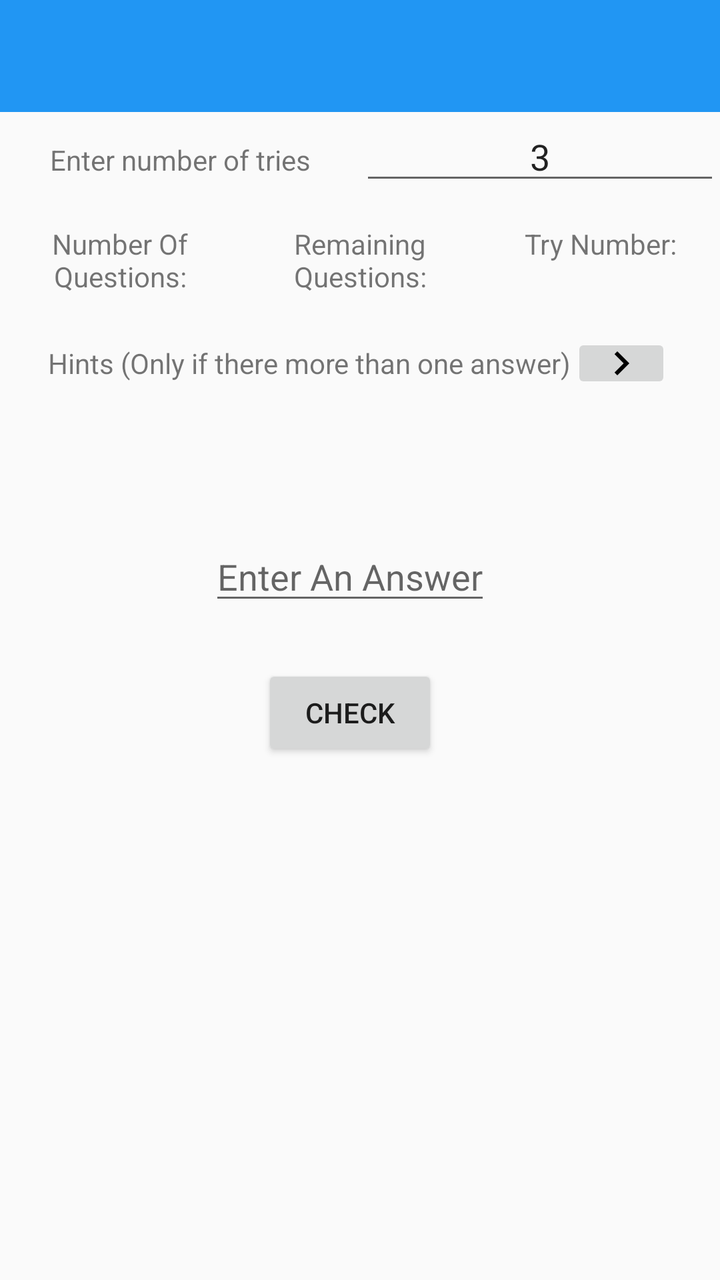
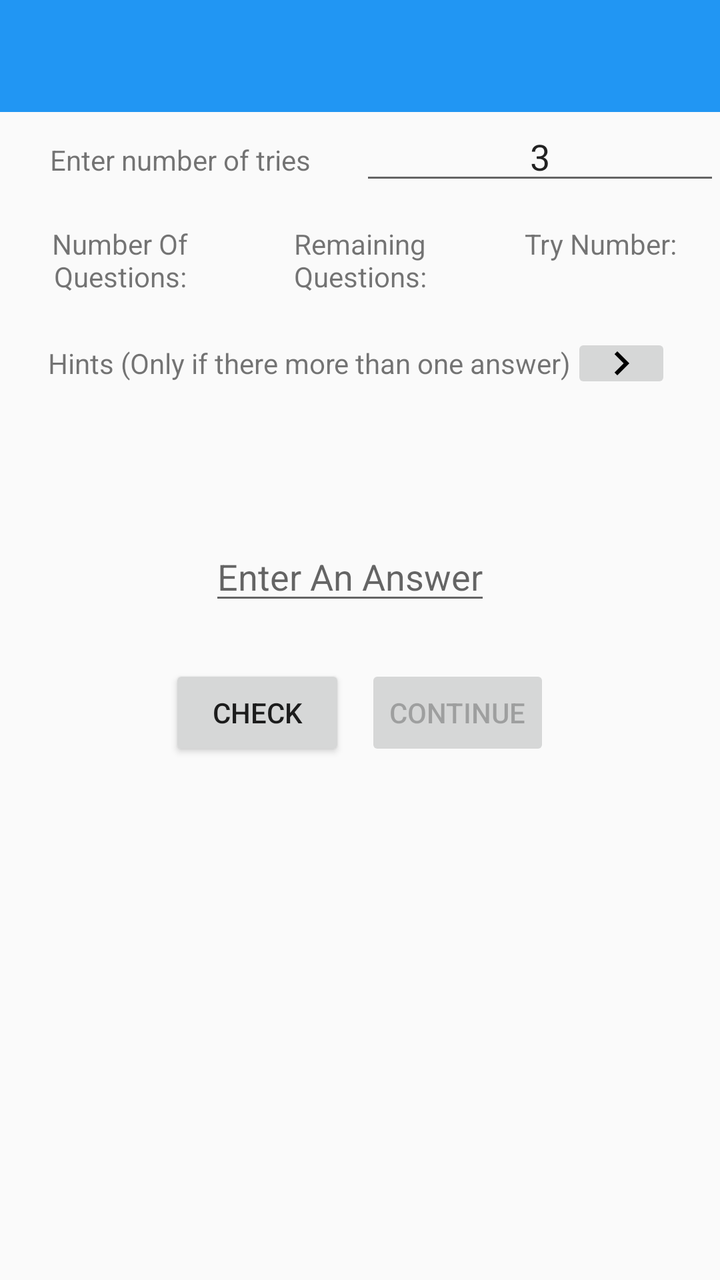

The first picture is an Android layout as it rendered before a commit; the second is the same layout after the commit. The layout source and the unified diff follow.
<!-- AndroidManifest.xml: application theme AppTheme -->
<!-- res/layout/activity_study_during.xml -->
<?xml version="1.0" encoding="utf-8"?>
<LinearLayout xmlns:android="http://schemas.android.com/apk/res/android"
    android:orientation="vertical" android:layout_width="match_parent"
    android:layout_height="match_parent">
    <android.support.v7.widget.Toolbar xmlns:app="http://schemas.android.com/apk/res-auto"
        android:id="@+id/toolbar"
        android:layout_width="fill_parent"
        android:layout_height="?attr/actionBarSize"
        android:background="?attr/colorPrimary"
        android:minHeight="?attr/actionBarSize">

    </android.support.v7.widget.Toolbar>
    <LinearLayout
        android:layout_width="match_parent"
        android:layout_height="wrap_content"
        android:layout_marginBottom="15dp">
    <TextView
        android:layout_width="0dp"
        android:layout_height="wrap_content"
        android:layout_weight="1"
        android:gravity="center"
        android:text="@string/enter_tries_number" />
    <EditText
        android:id="@+id/enter_tries"
        android:layout_width="0dp"
        android:layout_height="wrap_content"
        android:layout_weight="1"
        android:gravity="center"
        android:numeric="integer"
        android:text="@string/default_number_of_tries"
        android:imeOptions="flagNoExtractUi"/>
</LinearLayout>
    <TableLayout
        android:layout_width="match_parent"
        android:layout_height="wrap_content"
        android:layout_gravity="center">

        <TableRow
            android:layout_width="match_parent"
            android:layout_height="match_parent">

            <TextView
                android:layout_width="0dp"
                android:layout_height="wrap_content"
                android:layout_weight="1"
                android:gravity="center"
                android:text="@string/number_of_questions" />

            <TextView
                android:layout_width="0dp"
                android:layout_height="wrap_content"
                android:layout_weight="1"
                android:gravity="center"
                android:text="@string/remaining_questions" />

            <TextView
                android:layout_width="0dp"
                android:layout_height="wrap_content"
                android:layout_weight="1"
                android:gravity="center"
                android:text="@string/try_number" />
        </TableRow>

        <TableRow
            android:layout_width="match_parent"
            android:layout_height="match_parent">

            <TextView
                android:id="@+id/number_of_questions"
                android:layout_width="0dp"
                android:layout_height="wrap_content"
                android:layout_gravity="center"
                android:layout_weight="1"
                android:gravity="center"
                android:textColor="#FF0000" />

            <TextView
                android:id="@+id/remaining_question_counter"
                android:layout_width="0dp"
                android:layout_height="wrap_content"
                android:layout_gravity="center"
                android:layout_weight="1"
                android:gravity="center"
                android:textColor="#FF0000" />

            <TextView
                android:id="@+id/trys"
                android:layout_width="0dp"
                android:layout_height="wrap_content"
                android:layout_gravity="center"
                android:layout_weight="1"
                android:gravity="center"
                android:textColor="#FF0000" />

        </TableRow>

    </TableLayout>
    <TableLayout
        android:layout_width="match_parent"
        android:layout_height="wrap_content"
        android:layout_gravity="center">

        <TableRow
            android:layout_width="match_parent"
            android:layout_height="match_parent"
            android:layout_gravity="center"
            android:gravity="center">

            <TextView
                android:layout_width="match_parent"
                android:layout_height="wrap_content"
                android:layout_gravity="center"
                android:gravity="center"
                android:text="@string/hints" />
            <ImageButton
                android:id="@+id/next_hint"
                android:layout_width="50dp"
                android:layout_height="30dp"
                android:src="@drawable/ic_navigate_next_black_24dp"
                />
        </TableRow>

        <TableRow
            android:layout_width="match_parent"
            android:layout_height="match_parent"
            android:layout_gravity="center"
            android:gravity="center">

            <TextView
                android:id="@+id/hint_if_there_is_more_than_one_answer"
                android:layout_width="match_parent"
                android:layout_height="wrap_content"
                android:layout_gravity="center"
                android:gravity="center" />


        </TableRow>

    </TableLayout>
    <LinearLayout
        android:layout_width="match_parent"
        android:layout_height="wrap_content"
        android:layout_gravity="center"
        android:orientation="vertical">

        

        <TextView
            android:id="@+id/display_question"
            android:layout_width="match_parent"
            android:layout_height="wrap_content"
            android:layout_marginTop="10dp"
            android:gravity="center"
            android:minLines="1"
            android:scrollbarAlwaysDrawVerticalTrack="true"
            android:textSize="30sp" />


    </LinearLayout>

    

    <LinearLayout
        android:layout_width="wrap_content"
        android:layout_height="wrap_content"
        android:layout_gravity="center"
        android:orientation="horizontal"
        android:layout_marginBottom="25dp">

        <EditText
            android:id="@+id/enter_answer"
            android:layout_width="0dp"
            android:layout_height="wrap_content"
            android:layout_gravity="center"
            android:layout_marginRight="10dp"
            android:layout_weight="1"
            android:hint="@string/enter_an_answer"
            android:minLines="1"
            android:enabled="true"
            android:scrollbarAlwaysDrawVerticalTrack="true"
            android:imeOptions="flagNoExtractUi"/>

        

    </LinearLayout>
    <LinearLayout
        android:layout_width="wrap_content"
        android:layout_height="wrap_content"
        android:layout_gravity="center"
        android:orientation="horizontal">

        <Button
            android:id="@+id/check"
            android:layout_width="wrap_content"
            android:layout_height="wrap_content"
            android:layout_gravity="center"
            android:layout_marginEnd="10dp"
            android:layout_marginRight="10dp"
            android:enabled="true"
            android:text="@string/check" />

    </LinearLayout>

</LinearLayout>
<!-- resources referenced by this layout -->
<resources>
  <!-- drawable ic_navigate_next_black_24dp: png bitmap (drawable-hdpi, 128 bytes) -->
  <string name="check">Check</string>
  <string name="default_number_of_tries">3</string>
  <string name="enter_an_answer">Enter An Answer</string>
  <string name="enter_tries_number">Enter number of tries</string>
  <string name="hints">Hints (Only if there more than one answer)</string>
  <string name="number_of_questions">Number Of Questions:</string>
  <string name="remaining_questions">Remaining Questions:</string>
  <string name="try_number">Try Number:</string>
  <style name="AppTheme" parent="MyTheme.Base">
      </style>
  <style name="MyTheme.Base" parent="Theme.AppCompat.Light.DarkActionBar">
          <item name="windowNoTitle">true</item>
          <item name="windowActionBar">false</item>
          <item name="colorPrimary">#2196F3</item>
          <item name="colorPrimaryDark">#1976D2</item>
          <item name="colorAccent">#FF4081</item>
      </style>
</resources>

<!-- the commit's change to res/layout/activity_study_during.xml (unified diff, before → after) -->
@@ -198,6 +198,12 @@
             android:layout_marginRight="10dp"
             android:enabled="true"
             android:text="@string/check" />
+        <Button
+            android:id="@+id/_continue"
+            android:layout_width="wrap_content"
+            android:layout_height="wrap_content"
+            android:text="@string/_continue"
+            android:enabled="false"/>
 
     </LinearLayout>
 
<!-- resource entries referenced after the edit -->
@@ -1,6 +1,7 @@
 <!-- resources referenced by this layout -->
 <resources>
   <!-- drawable ic_navigate_next_black_24dp: png bitmap (drawable-hdpi, 128 bytes) -->
+  <string name="_continue">Continue</string>
   <string name="check">Check</string>
   <string name="default_number_of_tries">3</string>
   <string name="enter_an_answer">Enter An Answer</string>
